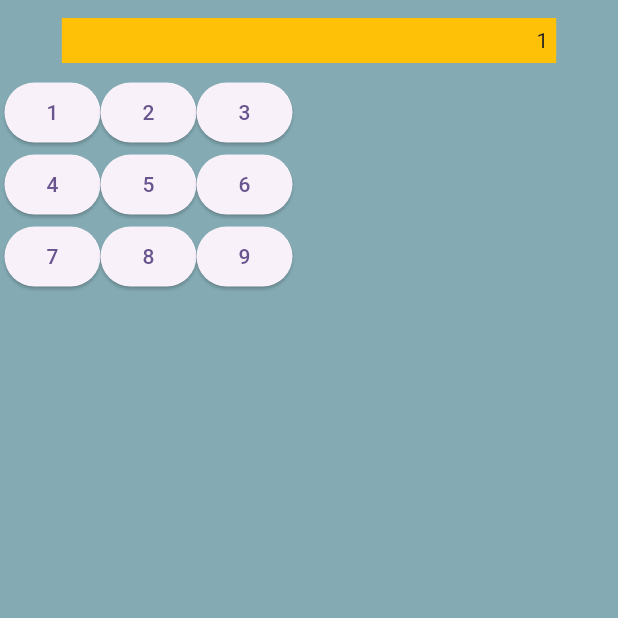
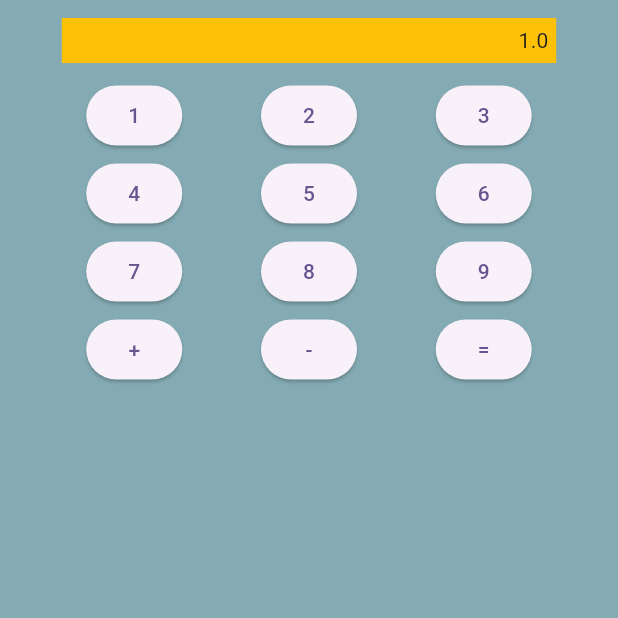
Before and after one commit to GComputeNerd/Flutter-Calculator, a Flutter app: the screen it shows after launch, after a tap on an icon or button, on a phone screen of 412 x 824 dp, the top half of it. Run offline on Flutter 3.47's test engine with Material 3 defaults, Android fonts, the phone set to English and light mode, and no system bars.

Commit message:
Added Widget for Operation Buttons, and updated numpad !

```diff
--- a/lib/main.dart
+++ b/lib/main.dart
@@ -24,10 +24,48 @@ class MyApp extends StatelessWidget {
 }
 
 class CalculatorData extends ChangeNotifier {
-  var result = 0;
+  double result = 0;
+  double prevResult = 0;
+  double currentOP = -1;
 
   void updateNumber(int x) {
-    result = result*10 + x;
+    if (result >= 0) {
+      result = result*10 + x;
+    } else {
+      result = result*10 - x;
+    }
+    notifyListeners();
+  }
+
+  void apply() {
+    switch (currentOP) {
+      case 1: // Addition
+        result = result + prevResult;
+        break;
+      case 2: // Subtraction
+        result = prevResult - result;
+        break;
+      case 3: // Multiplication
+        result = prevResult * result;
+        break;
+      case 4: // Division
+        result = prevResult / result;
+    }
+    prevResult = 0;
+    currentOP = -1;
+    notifyListeners();
+  }
+
+  void setOP(double opCode) {
+    apply();
+    currentOP = opCode;
+    prevResult = result;
+    result = 0;
+    notifyListeners();
+  }
+
+  void reset() {
+    result = 0;
     notifyListeners();
   }
 }
@@ -51,27 +89,37 @@ class CalculatorMain extends StatelessWidget {
 
   @override
   Widget build(BuildContext context) {
+    var calcState = context.watch<CalculatorData>();
+
     return Container(
       padding: const EdgeInsets.all(3),
-      child: const Column(
+      child: Column(
         mainAxisSize: MainAxisSize.min,
         children: [
-          CalculatorDisplay(),
-          CalculatorRow(buttons: [
+          const CalculatorDisplay(),
+          const CalculatorRow(buttons: [
             NumberButton(number: 1),
             NumberButton(number: 2),
             NumberButton(number: 3),
           ]),
-          CalculatorRow(buttons: [
+          const CalculatorRow(buttons: [
             NumberButton(number: 4),
             NumberButton(number: 5),
             NumberButton(number: 6),
           ]),
-          CalculatorRow(buttons: [
+          const CalculatorRow(buttons: [
             NumberButton(number: 7),
             NumberButton(number: 8),
             NumberButton(number: 9),
           ]),
+          CalculatorRow(buttons: [
+            OperationButton(operation: () => calcState.setOP(1),
+            text: "+"),
+            OperationButton(operation: () => calcState.setOP(2),
+            text: "-"),
+            OperationButton(operation: () => calcState.apply(),
+            text: "=")
+          ])
         ],
       ),
     );
@@ -110,8 +158,12 @@ class CalculatorRow extends StatelessWidget {
 
   @override
   Widget build(BuildContext context) {
-    return Row(
-      children: this.buttons
+    return Container(
+      margin: EdgeInsets.all(2),
+      child: Row(
+        mainAxisAlignment: MainAxisAlignment.spaceEvenly,
+        children: buttons,
+      ),
     );
   }
 }
@@ -129,3 +181,18 @@ class NumberButton extends StatelessWidget {
     child: Text(number.toString()));
   }
 }
+
+class OperationButton extends StatelessWidget {
+  final Function operation;
+  final String text;
+
+  const OperationButton({super.key,
+    required this.operation,
+    required this.text,});
+
+  @override
+  Widget build(BuildContext context) {
+    return ElevatedButton(onPressed: () => operation(),
+      child: Text(text));
+  }
+}
```
